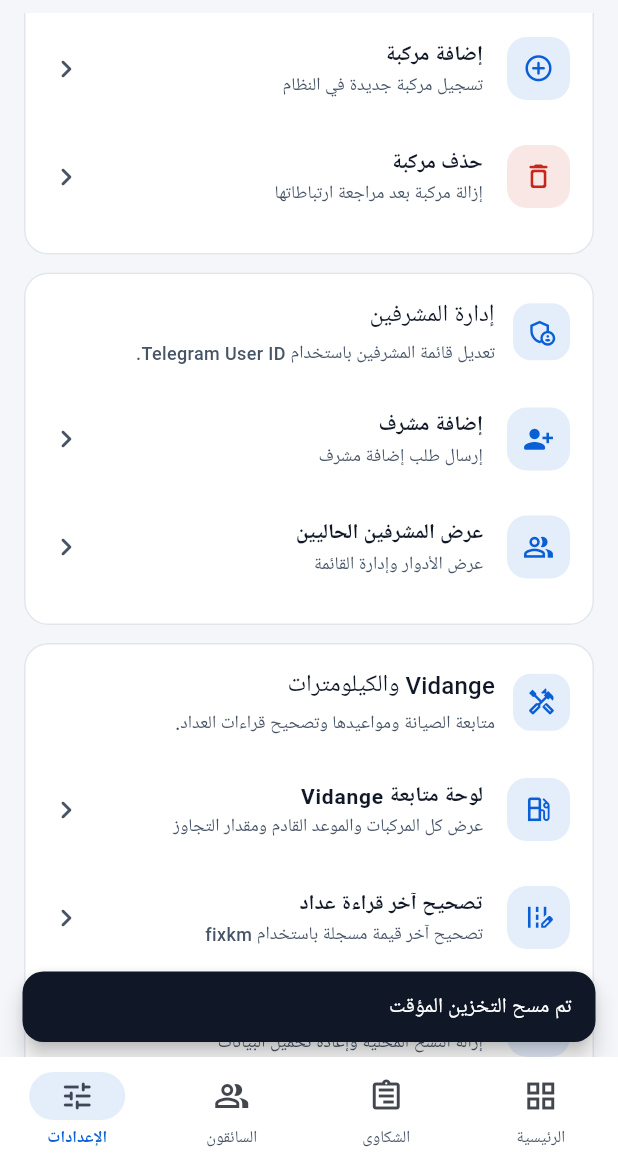
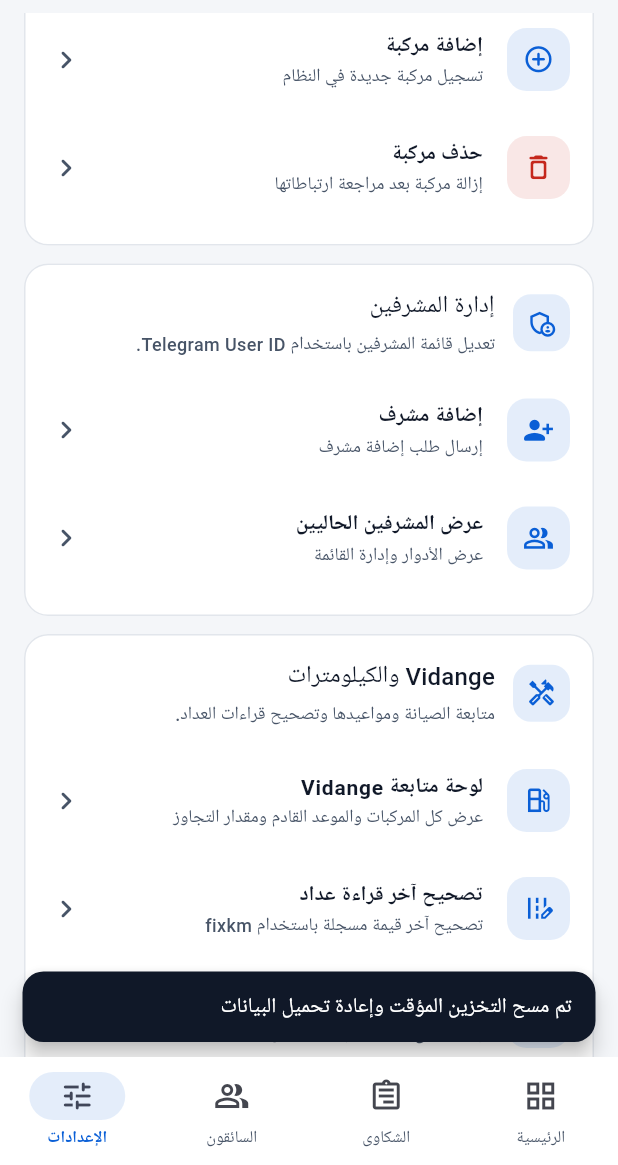
Before and after one commit to afakdecotiktok-cyber/AFAKDECO_PARK_BOT, a Flutter app: the HomeScreen screen opened directly, item 4 of the bottom bar chosen, scrolled down 576 dp, after a tap on "مسح التخزين المؤقت", on a phone screen of 412 x 824 dp, the part 71-1236 px from its top. Run offline on Flutter 3.47's test engine with Material 3 defaults, Android fonts, the light colour scheme and no system bars; our stand-ins replace flutter_secure_storage, share_plus, shared_preferences; accounts and stored records are empty; network calls fail.

Commit message:
Finish settings refresh behavior and neutralize account role badge

```diff
--- a/admin_app/lib/screens/settings_screen.dart
+++ b/admin_app/lib/screens/settings_screen.dart
@@ -2,6 +2,7 @@ import 'package:flutter/material.dart';
 import 'package:share_plus/share_plus.dart';
 import '../l10n/strings.dart';
 import '../services/api.dart';
+import '../services/app_data_events.dart';
 import '../theme/app_spacing.dart';
 import '../theme/app_text.dart';
 import '../widgets/app_widgets.dart';
@@ -114,7 +115,20 @@ class _SettingsScreenState extends State<SettingsScreen> {
                       const SizedBox(height: AppSpacing.xs),
                       Text(profile == null ? 'بيانات الحساب غير متوفرة بعد' : 'Telegram ID: $userId', style: AppText.caption.copyWith(color: colors.textSecondary)),
                       const SizedBox(height: AppSpacing.xs),
-                      StatusChip(status: 'normal', label: role == 'super_admin' ? 'المشرف الأعلى' : role == 'admin' ? 'مشرف' : role),
+                      Container(
+                padding: const EdgeInsets.symmetric(horizontal: AppSpacing.md, vertical: AppSpacing.xs),
+                decoration: BoxDecoration(
+                  color: colors.surfaceAlt,
+                  borderRadius: BorderRadius.circular(999),
+                ),
+                child: Text(
+                  role == 'super_admin' ? 'المشرف الأعلى' : role == 'admin' ? 'مشرف' : role,
+                  style: AppText.caption.copyWith(
+                    color: colors.textSecondary,
+                    fontWeight: FontWeight.w700,
+                  ),
+                ),
+              ),
                     ],
                   ),
                 ),
@@ -228,7 +242,10 @@ class _SettingsScreenState extends State<SettingsScreen> {
                 icon: Icons.cached_rounded,
                 title: 'مسح التخزين المؤقت',
                 subtitle: 'إزالة النسخ المحلية وإعادة تحميل البيانات',
-                onTap: busy ? null : () => _run(Api.instance.clearApiCache, 'تم مسح التخزين المؤقت'),
+                onTap: busy ? null : () => _run(() async {
+                  await Api.instance.clearApiCache();
+                  AppDataEvents.notifyChanged();
+                }, 'تم مسح التخزين المؤقت وإعادة تحميل البيانات'),
               ),
             ],
           ),
```
